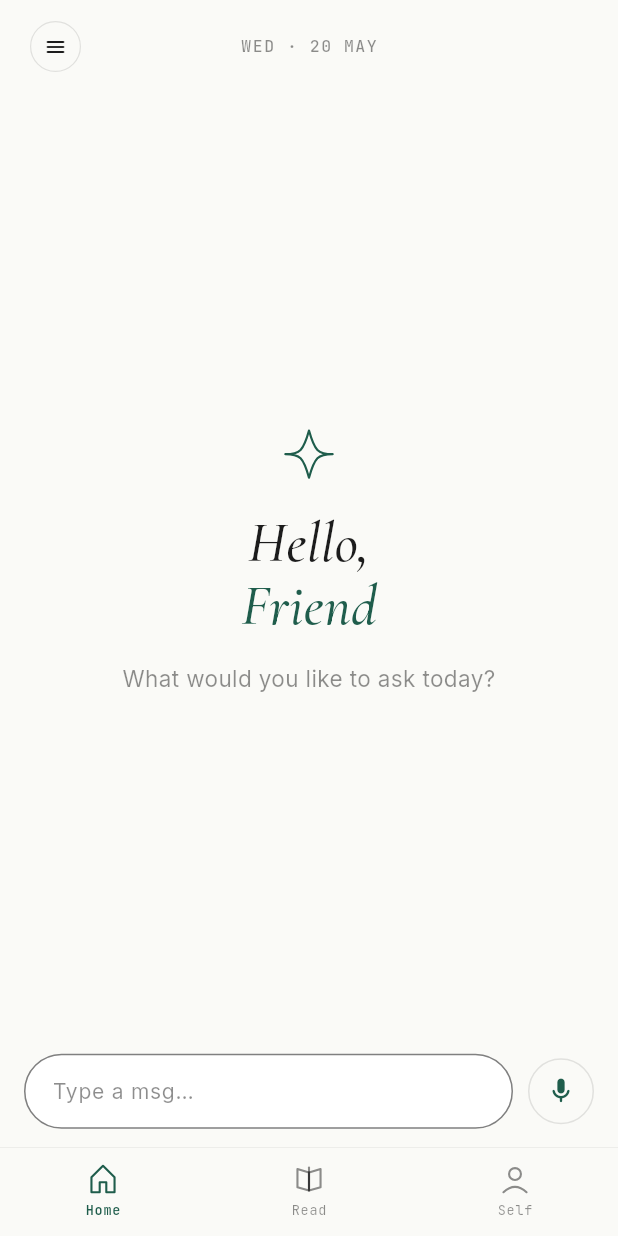
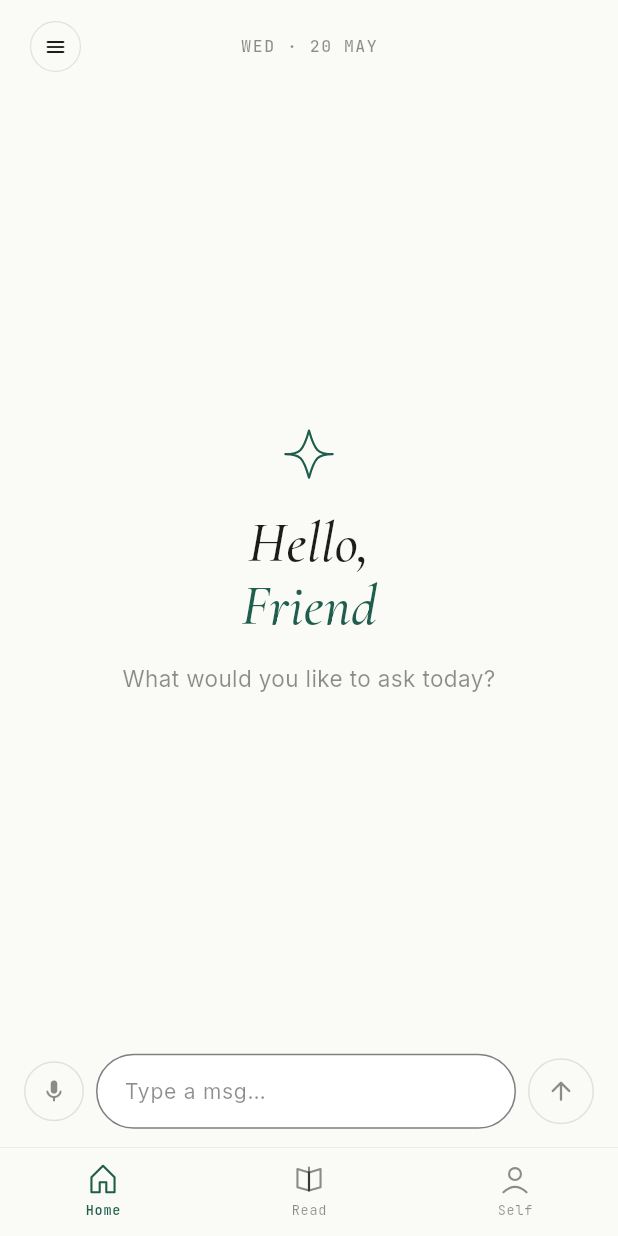
Before and after one commit to ronit450/divine_dialogue_app, a Flutter app: the HomeScreen screen opened by its route, on a phone screen of 412 x 824 dp. Run offline on Flutter 3.47's test engine with Material 3 defaults, Android fonts, the phone set to English and light mode, and no system bars; our stand-ins replace cloud_firestore, firebase_auth, firebase_core, firebase_crashlytics, flutter_dotenv, flutter_local_notifications and 9 more; missing offline and left inert: firebase_app_check, record; accounts and stored records are empty.

Commit message:
fix: input bar — mic always left, send always right
Idle: mic (left) + text field + greyed send (right)
Text typed: mic (left) + text field + active send (right)
Recording: mic/cancel (left) + waveform + graphic_eq send (right)
Processing: disabled mic (left) + spinner + spinner send (right)

```diff
--- a/lib/features/home/home_screen.dart
+++ b/lib/features/home/home_screen.dart
@@ -1342,93 +1342,49 @@ class _InputBarState extends State<_InputBar> {
     );
   }
 
-  Widget _buildRightButton() {
-    if (widget.voiceState == VoiceState.processing) {
-      return const SizedBox(key: ValueKey('processing-btn'), width: 44, height: 44);
-    }
-    if (widget.voiceState == VoiceState.recording ||
-        widget.voiceState == VoiceState.silenceError) {
-      return GestureDetector(
-        key: const ValueKey('voice-send'),
-        onTap: widget.onSend,
-        child: Container(
-          width: 44,
-          height: 44,
-          decoration: BoxDecoration(
-            shape: BoxShape.circle,
-            color: widget.accent,
-            boxShadow: [BoxShadow(color: widget.accent.withValues(alpha: 0.3), blurRadius: 10)],
-          ),
-          child: const Icon(Icons.graphic_eq_rounded, color: Colors.white, size: 22),
-        ),
-      );
-    }
-    if (_hasText) {
-      return GestureDetector(
-        key: const ValueKey('send'),
-        onTap: widget.onSend,
-        child: Container(
-          width: 44,
-          height: 44,
-          decoration: BoxDecoration(
-            shape: BoxShape.circle,
-            color: widget.accent,
-            boxShadow: [BoxShadow(color: widget.accent.withValues(alpha: 0.3), blurRadius: 10)],
-          ),
-          child: const Icon(Icons.arrow_upward_rounded, color: Colors.white, size: 20),
-        ),
-      );
-    }
-    if (!widget.isAiActive) {
-      return GestureDetector(
-        key: const ValueKey('mic'),
-        onTap: widget.onMicTap,
-        child: Container(
-          width: 44,
-          height: 44,
-          decoration: BoxDecoration(
-            shape: BoxShape.circle,
-            border: Border.all(color: widget.line),
-          ),
-          child: Icon(Icons.mic_rounded, color: widget.accent, size: 20),
-        ),
-      );
-    }
-    return Container(
-      key: const ValueKey('idle'),
-      width: 44,
-      height: 44,
-      decoration: BoxDecoration(
-        shape: BoxShape.circle,
-        border: Border.all(color: widget.line),
-      ),
-      child: Icon(Icons.auto_awesome_outlined, color: widget.muted, size: 18),
-    );
-  }
-
   @override
   Widget build(BuildContext ctx) {
     final bottomPad = MediaQuery.of(ctx).padding.bottom;
+    final canSend = _hasText ||
+        widget.voiceState == VoiceState.recording ||
+        widget.voiceState == VoiceState.silenceError;
+    final micEnabled = !widget.isAiActive &&
+        widget.voiceState != VoiceState.processing;
+
     return Container(
       padding: EdgeInsets.fromLTRB(16, 12, 16, 12 + bottomPad),
       decoration: BoxDecoration(color: widget.bg),
       child: Row(
         children: [
-          if (_inVoiceMode) ...[
-            GestureDetector(
-              onTap: widget.onVoiceCancel,
-              child: Container(
-                width: 36,
-                height: 36,
-                margin: const EdgeInsets.only(right: 8),
-                decoration: BoxDecoration(
-                  shape: BoxShape.circle,
-                  border: Border.all(color: widget.accent.withValues(alpha: 0.5)),
+          // mic always on left; cancel in voice mode, start otherwise
+          GestureDetector(
+            onTap: micEnabled
+                ? (_inVoiceMode ? widget.onVoiceCancel : widget.onMicTap)
+                : null,
+            child: Container(
+              width: 40,
+              height: 40,
+              margin: const EdgeInsets.only(right: 8),
+              decoration: BoxDecoration(
+                shape: BoxShape.circle,
+                color: _inVoiceMode
+                    ? widget.accent.withValues(alpha: 0.12)
+                    : Colors.transparent,
+                border: Border.all(
+                  color: _inVoiceMode
+                      ? widget.accent.withValues(alpha: 0.5)
+                      : widget.line,
                 ),
-                child: Icon(Icons.mic_rounded, color: widget.accent, size: 18),
-              ),
-            ),
-          ],
+              ),
+              child: Icon(
+                Icons.mic_rounded,
+                color: micEnabled
+                    ? (_inVoiceMode ? widget.accent : widget.muted)
+                    : widget.muted.withValues(alpha: 0.4),
+                size: 18,
+              ),
+            ),
+          ),
           Expanded(
             child: AnimatedSwitcher(
               duration: const Duration(milliseconds: 250),
@@ -1437,12 +1393,60 @@ class _InputBarState extends State<_InputBar> {
               child: _buildInputArea(),
             ),
           ),
-          const SizedBox(width: 10),
+          const SizedBox(width: 8),
           AnimatedSwitcher(
             duration: const Duration(milliseconds: 200),
             transitionBuilder: (child, anim) =>
                 ScaleTransition(scale: anim, child: child),
-            child: _buildRightButton(),
+            child: widget.voiceState == VoiceState.processing
+                ? SizedBox(
+                    key: const ValueKey('proc'),
+                    width: 44,
+                    height: 44,
+                    child: Center(
+                      child: SizedBox(
+                        width: 18,
+                        height: 18,
+                        child: CircularProgressIndicator(
+                          strokeWidth: 2,
+                          valueColor:
+                              AlwaysStoppedAnimation<Color>(widget.accent),
+                        ),
+                      ),
+                    ),
+                  )
+                : GestureDetector(
+                    key: ValueKey(canSend),
+                    onTap: canSend ? widget.onSend : null,
+                    child: AnimatedContainer(
+                      duration: const Duration(milliseconds: 200),
+                      width: 44,
+                      height: 44,
+                      decoration: BoxDecoration(
+                        shape: BoxShape.circle,
+                        color: canSend ? widget.accent : Colors.transparent,
+                        border: canSend
+                            ? null
+                            : Border.all(color: widget.line),
+                        boxShadow: canSend
+                            ? [
+                                BoxShadow(
+                                  color: widget.accent.withValues(alpha: 0.3),
+                                  blurRadius: 10,
+                                )
+                              ]
+                            : null,
+                      ),
+                      child: Icon(
+                        (widget.voiceState == VoiceState.recording ||
+                                widget.voiceState == VoiceState.silenceError)
+                            ? Icons.graphic_eq_rounded
+                            : Icons.arrow_upward_rounded,
+                        color: canSend ? Colors.white : widget.muted,
+                        size: 20,
+                      ),
+                    ),
+                  ),
           ),
         ],
       ),
```
